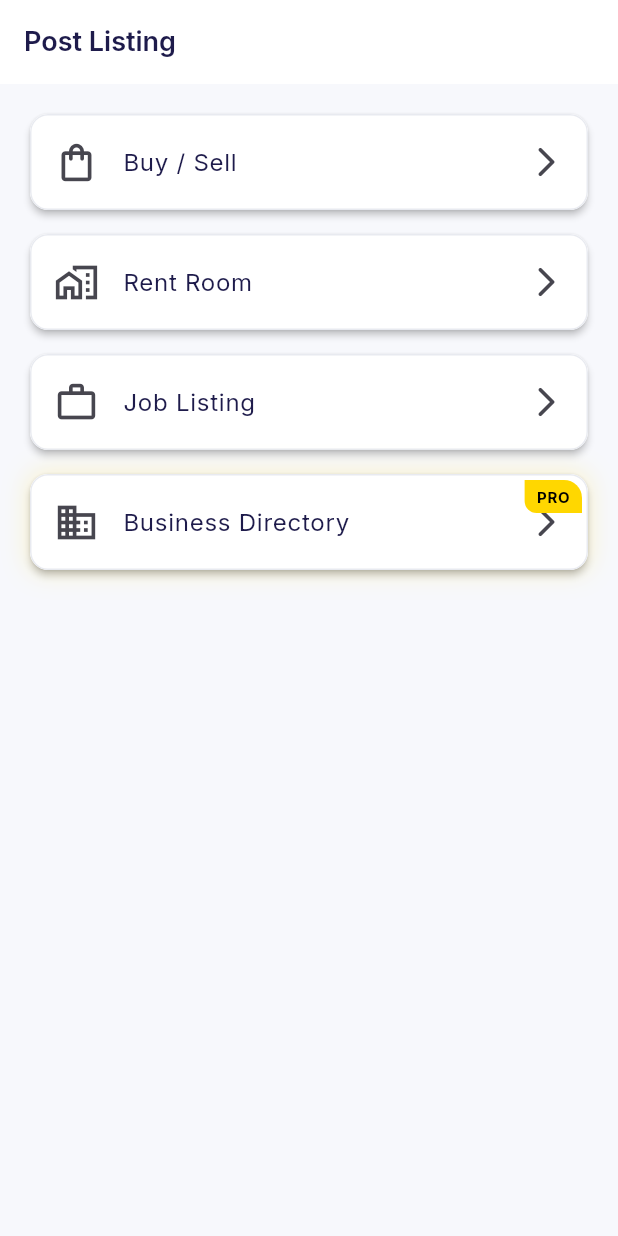
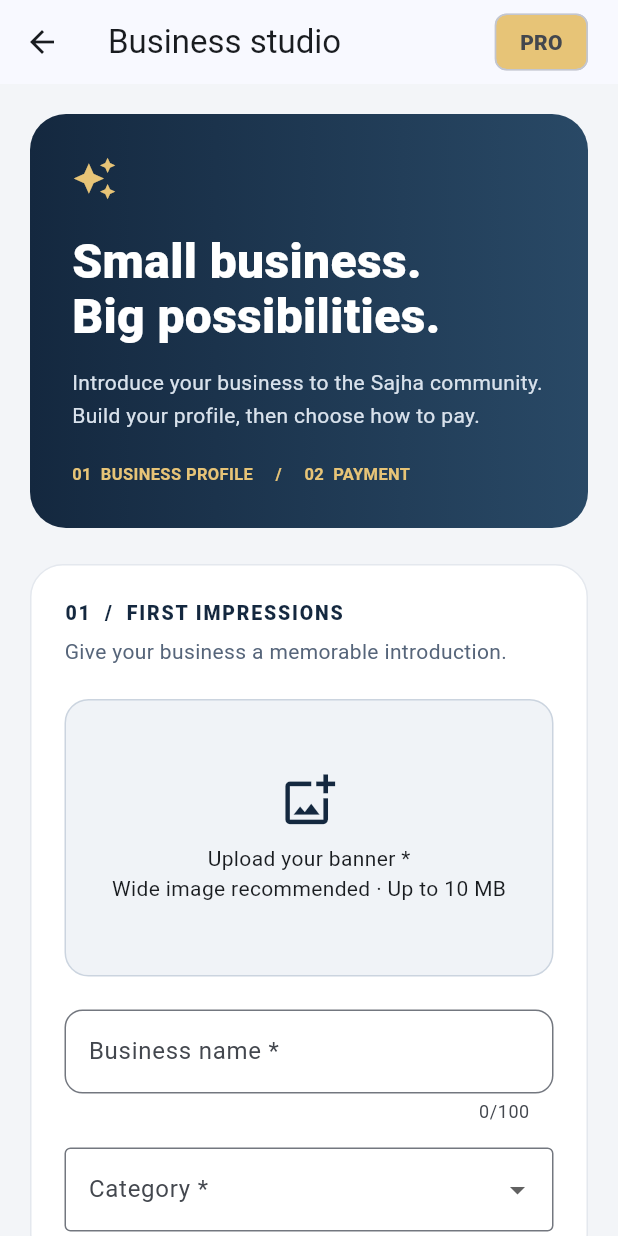
Before and after one commit to nippun5/sajha_app, a Flutter app: the PostListingScreen screen opened by its route, after a tap on "Business Directory", on a phone screen of 412 x 824 dp. Run offline on Flutter 3.47's test engine with Material 3 defaults, Android fonts, the phone set to English and light mode, and no system bars; our stand-ins replace flutter_native_splash, go_router, google_fonts, google_maps_flutter, image_picker, timeago.

Commit message:
added Business payment screen | businses_checkout_api | post_business_screen

```diff
--- /dev/null
+++ b/lib/features/post_listing/business_checkout_api.dart
@@ -0,0 +1,110 @@
+import 'dart:convert';
+import 'package:http/http.dart' as http;
+import 'package:image_picker/image_picker.dart';
+
+/// Configure once after login. Tokens are read again for every request.
+/// The server owns pricing, payment verification, and publication.
+class BusinessCheckoutApi {
+  static BusinessCheckoutApi? instance;
+  BusinessCheckoutApi({required this.baseUrl, required this.accessToken});
+  final Uri baseUrl;
+  final Future<String> Function() accessToken;
+
+  Uri _url(String path) {
+    if (baseUrl.scheme != 'https') {
+      throw StateError('Business checkout requires HTTPS.');
+    }
+    return baseUrl.resolve(path);
+  }
+
+  Future<Map<String, String>> _headers() async => {
+    'Authorization': 'Bearer ${await accessToken()}',
+    'Accept': 'application/json',
+  };
+
+  Map<String, dynamic> _decode(http.Response response) {
+    if (response.statusCode < 200 || response.statusCode >= 300) {
+      throw StateError('Request failed (${response.statusCode}). Please try again.');
+    }
+    return jsonDecode(response.body) as Map<String, dynamic>;
+  }
+
+  Future<Map<String, dynamic>> createDraft(
+    Map<String, dynamic> business, XFile banner, String requestId,
+  ) async {
+    final request = http.MultipartRequest('POST', _url('business/drafts'));
+    request.headers.addAll(await _headers());
+    request.headers['Idempotency-Key'] = requestId;
+    request.fields['business'] = jsonEncode(business);
+    request.files.add(http.MultipartFile.fromBytes(
+      'banner', await banner.readAsBytes(), filename: banner.name,
+    ));
+    final response = await request.send().timeout(const Duration(seconds: 45));
+    return _decode(await http.Response.fromStream(response));
+  }
+
+  Future<Map<String, dynamic>> status(String draftId) async => _decode(
+    await http.get(_url('business/drafts/${Uri.encodeComponent(draftId)}'),
+      headers: await _headers()).timeout(const Duration(seconds: 25)),
+  );
+
+  Future<Uri> checkout(String draftId, String method) async {
+    final result = _decode(await http.post(_url('business/checkout'),
+      headers: {...await _headers(), 'Content-Type': 'application/json'},
+      body: jsonEncode({'draftId': draftId, 'method': method}),
+    ).timeout(const Duration(seconds: 25)));
+    final uri = Uri.parse(result['checkoutUrl'] as String);
+    if (uri.scheme != 'https' || uri.host.isEmpty || uri.userInfo.isNotEmpty) {
+      throw StateError('Invalid checkout address.');
+    }
+    return uri;
+  }
+}
+
+class DummyBusinessCheckoutApi extends BusinessCheckoutApi {
+  DummyBusinessCheckoutApi()
+      : super(
+          baseUrl: Uri.parse('https://example.com/api/'),
+          accessToken: () async => 'dummy_demo_token',
+        );
+
+  bool _checkoutStarted = false;
+
+  @override
+  Future<Map<String, dynamic>> createDraft(
+    Map<String, dynamic> business,
+    XFile banner,
+    String requestId,
+  ) async {
+    await Future.delayed(const Duration(milliseconds: 600));
+    return {
+      'draftId': 'demo_draft_${DateTime.now().millisecondsSinceEpoch}',
+      'status': 'pending_payment',
+      'business': business,
+    };
+  }
+
+  @override
+  Future<Map<String, dynamic>> status(String draftId) async {
+    await Future.delayed(const Duration(milliseconds: 400));
+    // Returnscommon pricing/status fields for demo purposes.
+    // Once checkout() is called once, you can flip status to 'paid'/'published' if needed.
+    return {
+      'draftId': draftId,
+      'status': _checkoutStarted ? 'paid' : 'pending_payment',
+      'paid': _checkoutStarted,
+      'published': _checkoutStarted,
+      'amount': 49.99,
+      'price': '\$49.99',
+      'currency': 'USD',
+      'methods': ['card', 'stripe', 'paypal'],
+    };
+  }
+
+  @override
+  Future<Uri> checkout(String draftId, String method) async {
+    await Future.delayed(const Duration(milliseconds: 500));
+    _checkoutStarted = true;
+    return Uri.parse('https://example.com/demo-checkout?draftId=$draftId&method=$method');
+  }
+}
--- /dev/null
+++ b/lib/features/post_listing/post_business_screen.dart
@@ -0,0 +1,327 @@
+import 'dart:math';
+import 'dart:typed_data';
+import 'package:flutter/foundation.dart';
+import 'package:flutter/material.dart';
+import 'package:google_maps_flutter/google_maps_flutter.dart';
+import 'package:image_picker/image_picker.dart';
+import 'business_checkout_api.dart';
+import 'business_payment_screen.dart';
+
+const _navy = Color(0xFF14283F);
+const _gold = Color(0xFFE7C477);
+const _days = ['Monday', 'Tuesday', 'Wednesday', 'Thursday', 'Friday', 'Saturday', 'Sunday'];
+
+class _Hours {
+  String mode = 'open';
+  TimeOfDay start = const TimeOfDay(hour: 9, minute: 0);
+  TimeOfDay end = const TimeOfDay(hour: 17, minute: 0);
+  int get startMinutes => start.hour * 60 + start.minute;
+  int get endMinutes => end.hour * 60 + end.minute;
+  String _time(TimeOfDay t) => '${t.hour.toString().padLeft(2, '0')}:${t.minute.toString().padLeft(2, '0')}';
+  String get display => mode == 'closed' ? 'Closed' : mode == 'allDay' ? 'Open 24 hours'
+    : '${_time(start)} – ${_time(end)}${endMinutes < startMinutes ? ' (next day)' : ''}';
+  Map<String, dynamic> toJson() => {'mode': mode, if (mode == 'open') ...{
+    'opens': _time(start), 'closes': _time(end), 'closesNextDay': endMinutes < startMinutes,
+  }};
+}
+
+class PostBusinessScreen extends StatefulWidget {
+  const PostBusinessScreen({super.key});
+  @override
+  State<PostBusinessScreen> createState() => _PostBusinessScreenState();
+}
+
+class _PostBusinessScreenState extends State<PostBusinessScreen> {
+  final _form = GlobalKey<FormState>();
+  final _name = TextEditingController();
+  final _custom = TextEditingController();
+  final _address = TextEditingController();
+  final _phone = TextEditingController();
+  final _website = TextEditingController();
+  final _about = TextEditingController();
+  final _hours = List.generate(7, (_) => _Hours());
+  final _picker = ImagePicker();
+  final _requestId = List.generate(24, (_) => Random.secure().nextInt(256).toRadixString(16).padLeft(2, '0')).join();
+  String? _category;
+  XFile? _banner;
+  Uint8List? _bytes;
+  LatLng? _location;
+  bool _online = false;
+  bool _busy = false;
+  bool _picking = false;
+  bool _submitted = false;
+  String? _draftId;
+  String? _error;
+  bool _published = false;
+
+  @override
+  void initState() {
+    super.initState();
+    if (!kIsWeb && defaultTargetPlatform == TargetPlatform.android) _recoverImage();
+  }
+  Future<void> _recoverImage() async {
+    try {
+      final response = await _picker.retrieveLostData();
+      if (response.files?.isNotEmpty ?? false) await _setImage(response.files!.first);
+    } catch (_) {
+      if (mounted) setState(() => _error = 'Please select your banner again.');
+    }
+  }
+  @override
+  void dispose() {
+    for (final controller in [_name, _custom, _address, _phone, _website, _about]) {
+      controller.dispose();
+    }
+    super.dispose();
+  }
+  Future<void> _setImage(XFile image) async {
+    if (await image.length() > 10 * 1024 * 1024) {
+      throw StateError('Choose a banner smaller than 10 MB.');
+    }
+    final bytes = await image.readAsBytes();
+    if (mounted) setState(() { _banner = image; _bytes = bytes; _error = null; });
+  }
+  Future<void> _pickBanner() async {
+    setState(() => _picking = true);
+    try {
+      final image = await _picker.pickImage(source: ImageSource.gallery, maxWidth: 2400, imageQuality: 90);
+      if (image != null) await _setImage(image);
+    } catch (_) {
+      if (mounted) setState(() => _error = 'Could not load banner. Choose an image under 10 MB and allow photo access.');
+    } finally {
+      if (mounted) setState(() => _picking = false);
+    }
+  }
+  Future<void> _pickLocation() async {
+    final location = await Navigator.push<LatLng>(context, MaterialPageRoute(
+      builder: (_) => _BusinessMapPicker(initial: _location)));
+    if (mounted && location != null) setState(() => _location = location);
+  }
+  String? _required(String? value) => value == null || value.trim().isEmpty ? 'This field is required.' : null;
+  String _normalizedWebsite() {
+    final value = _website.text.trim();
+    return value.isEmpty || value.contains('://') ? value : 'https://$value';
+  }
+  Future<void> _continue() async {
+    FocusScope.of(context).unfocus();
+    setState(() { _submitted = true; _error = null; });
+    final valid = _form.currentState!.validate();
+    if (!valid || _banner == null || (!_online && _location == null) ||
+        _hours.any((h) => h.mode == 'open' && h.startMinutes == h.endMinutes)) {
+      setState(() => _error = 'Check the required fields, banner, map location and opening hours.');
+      return;
+    }
+    // final api = BusinessCheckoutApi.instance;
+    final api = BusinessCheckoutApi.instance ?? DummyBusinessCheckoutApi();
+    // if (api == null) {
+    //   setState(() => _error = 'Business payments are not available yet. Please try again later.');
+    //   return;
+    // }
+    setState(() => _busy = true);
+    try {
+      if (_draftId == null) {
+        final draft = await api.createDraft({
+          'name': _name.text.trim(), 'category': _category == 'Other' ? _custom.text.trim() : _category,
+          'onlineOnly': _online, 'address': _online ? '' : _address.text.trim(),
+          'latitude': _online ? null : _location?.latitude,
+          'longitude': _online ? null : _location?.longitude,
+          'phone': _phone.text.trim(), 'website': _normalizedWebsite(),
+          'description': _about.text.trim(),
+          'openingHours': {for (var i = 0; i < 7; i++) _days[i]: _hours[i].display},
+          'openingHoursStructured': {for (var i = 0; i < 7; i++) _days[i]: _hours[i].toJson()},
+        }, _banner!, _requestId);
+        _draftId = draft['draftId'] as String;
+      }
+      if (!mounted) return;
+      final result = await Navigator.push<bool>(context, MaterialPageRoute(builder: (_) =>
+        BusinessPaymentScreen(api: api, draftId: _draftId!, businessName: _name.text.trim())));
+      if (!mounted) return;
+      if (result == true) {
+        _published = true;
+        await showDialog<void>(context: context, barrierDismissible: false, builder: (dialogContext) => AlertDialog(
+          icon: const Icon(Icons.check_circle, color: Colors.green, size: 48),
+          title: const Text('Your business is live!'),
+          content: const Text('Your Pro listing is now in the Business Directory.'),
+          actions: [TextButton(onPressed: () => Navigator.pop(dialogContext), child: const Text('Done'))]));
+        if (mounted) Navigator.pop(context, true);
+      }
+    } catch (_) {
+      if (mounted) setState(() => _error = 'Could not save your listing. Check your connection and retry.');
+    } finally {
+      if (mounted) setState(() => _busy = false);
+    }
+  }
+
+  Widget _section(String number, String title, String subtitle, List<Widget> children) => Container(
+    margin: const EdgeInsets.only(bottom: 18), padding: const EdgeInsets.all(22),
+    decoration: BoxDecoration(color: Colors.white, borderRadius: BorderRadius.circular(22),
+      border: Border.all(color: const Color(0xFFE4E8EE))),
+    child: Column(crossAxisAlignment: CrossAxisAlignment.start, children: [
+      Text('$number  /  ${title.toUpperCase()}', style: const TextStyle(
+        fontSize: 13, letterSpacing: 1.2, fontWeight: FontWeight.w800, color: _navy)),
+      const SizedBox(height: 6), Text(subtitle, style: const TextStyle(color: Color(0xFF56657A))),
+      const SizedBox(height: 22), ...children,
+    ]));
+
+  Widget _field(TextEditingController controller, String label, {bool required = false,
+    int lines = 1, int? maxLength, TextInputType? keyboard, String? Function(String?)? validator}) => Padding(
+      padding: const EdgeInsets.only(bottom: 16), child: TextFormField(
+        controller: controller, minLines: lines, maxLines: lines, maxLength: maxLength,
+        keyboardType: keyboard, validator: validator ?? (required ? _required : null),
+        decoration: InputDecoration(labelText: '$label${required ? ' *' : ''}',
+          border: OutlineInputBorder(borderRadius: BorderRadius.circular(12))),
+      ));
+
+  Widget _hoursRow(int index) {
+    final h = _hours[index];
+    Future<void> pick(bool opening) async {
+      final value = await showTimePicker(context: context, initialTime: opening ? h.start : h.end);
+      if (mounted && value != null) setState(() { if (opening) { h.start = value; } else { h.end = value; } });
+    }
+    return Padding(padding: const EdgeInsets.only(bottom: 16), child: Column(
+      crossAxisAlignment: CrossAxisAlignment.start, children: [
+        Row(children: [Expanded(child: Text(_days[index], style: const TextStyle(fontWeight: FontWeight.w600))),
+          DropdownButton<String>(value: h.mode, items: const [
+            DropdownMenuItem(value: 'open', child: Text('Open')),
+            DropdownMenuItem(value: 'closed', child: Text('Closed')),
+            DropdownMenuItem(value: 'allDay', child: Text('24 hours')),
+          ], onChanged: (value) => setState(() => h.mode = value!))]),
+        if (h.mode == 'open') ...[
+          Wrap(spacing: 12, runSpacing: 8, children: [
+            OutlinedButton(onPressed: () => pick(true), child: Text('Opens  ${h.start.format(context)}')),
+            OutlinedButton(onPressed: () => pick(false), child: Text('Closes  ${h.end.format(context)}')),
+          ]),
+          if (h.endMinutes < h.startMinutes) const Text('Closes the next day', style: TextStyle(color: Color(0xFF56657A))),
+          if (_submitted && h.endMinutes == h.startMinutes)
+            const Text('Choose different times or select 24 hours.', style: TextStyle(color: Colors.red)),
+        ],
+      ]));
+  }
+
+  @override
+  Widget build(BuildContext context) {
+    final locked = _busy || _draftId != null;
+    return Theme(data: ThemeData(useMaterial3: true, brightness: Brightness.light,
+      colorScheme: ColorScheme.fromSeed(seedColor: _navy), scaffoldBackgroundColor: const Color(0xFFF3F5F8)),
+      child: Scaffold(
+        appBar: AppBar(title: const Text('Business studio'), actions: const [
+          Padding(padding: EdgeInsets.only(right: 20), child: Chip(backgroundColor: _gold,
+            label: Text('PRO', style: TextStyle(fontWeight: FontWeight.w800))))]),
+        body: SafeArea(child: Center(child: ConstrainedBox(constraints: const BoxConstraints(maxWidth: 760),
+          child: Form(key: _form, child: ListView(padding: const EdgeInsets.all(20), children: [
+            Container(padding: const EdgeInsets.all(28), margin: const EdgeInsets.only(bottom: 24),
+              decoration: BoxDecoration(gradient: const LinearGradient(colors: [_navy, Color(0xFF294966)]),
+                borderRadius: BorderRadius.circular(24)),
+              child: const Column(crossAxisAlignment: CrossAxisAlignment.start, children: [
+                Icon(Icons.auto_awesome, color: _gold, size: 30), SizedBox(height: 22),
+                Text('Small business.\nBig possibilities.', style: TextStyle(color: Colors.white,
+                  fontSize: 32, fontWeight: FontWeight.w800, height: 1.15)),
+                SizedBox(height: 14), Text('Introduce your business to the Sajha community.\n'
+                  'Build your profile, then choose how to pay.', style: TextStyle(color: Color(0xFFD9E2EC), height: 1.6)),
+                SizedBox(height: 20), Text('01  BUSINESS PROFILE     /     02  PAYMENT',
+                  style: TextStyle(color: _gold, fontSize: 11, fontWeight: FontWeight.bold)),
+              ])),
+            if (_draftId != null) const Padding(padding: EdgeInsets.only(bottom: 16), child: Text(
+              'Your profile is saved for checkout. Continue below to resume payment.')),
+            AbsorbPointer(absorbing: locked, child: Column(children: [
+              _section('01', 'First impressions', 'Give your business a memorable introduction.', [
+                InkWell(onTap: _picking ? null : _pickBanner, borderRadius: BorderRadius.circular(16),
+                  child: Container(height: 185, width: double.infinity,
+                    decoration: BoxDecoration(color: const Color(0xFFF0F3F7), borderRadius: BorderRadius.circular(16),
+                      border: Border.all(color: _submitted && _banner == null ? Colors.red : const Color(0xFFCBD4DF))),
+                    clipBehavior: Clip.antiAlias,
+                    child: _bytes == null ? Column(mainAxisAlignment: MainAxisAlignment.center, children: [
+                      const Icon(Icons.add_photo_alternate_outlined, size: 38, color: _navy),
+                      const SizedBox(height: 10), Text(_picking ? 'Loading banner…' : 'Upload your banner *'),
+                      const Text('Wide image recommended · Up to 10 MB'),
+                    ]) : Image.memory(_bytes!, fit: BoxFit.cover,
+                      errorBuilder: (_, __, ___) => const Center(child: Text('Image unavailable. Tap to replace.'))))),
+                if (_bytes != null) TextButton.icon(onPressed: _picking ? null : _pickBanner,
+                  icon: const Icon(Icons.edit_outlined), label: const Text('Replace banner')),
+                const SizedBox(height: 22),
+                _field(_name, 'Business name', required: true, maxLength: 100),
+                DropdownButtonFormField<String>(value: _category, isExpanded: true,
+                  decoration: const InputDecoration(labelText: 'Category *', border: OutlineInputBorder()),
+                  items: const ['Restaurant & cafe', 'Grocery & retail', 'Beauty & wellness', 'Home services',
+                    'Professional services', 'Education', 'Travel & transport', 'Technology', 'Other']
+                    .map((c) => DropdownMenuItem(value: c, child: Text(c == 'Other' ? 'Other — enter your own' : c))).toList(),
+                  validator: _required, onChanged: (value) => setState(() => _category = value)),
+                if (_category == 'Other') ...[const SizedBox(height: 16), _field(_custom, 'Custom category', required: true, maxLength: 60)],
+              ]),
+              _section('02', 'Where to find you', 'Pin your storefront or offer your services online.', [
+                SwitchListTile(contentPadding: EdgeInsets.zero, title: const Text('Online-only business'),
+                  subtitle: const Text('No physical location required'), value: _online,
+                  onChanged: (value) => setState(() => _online = value)),
+                if (!_online) ...[
+                  _field(_address, 'Street address / location label', required: true, maxLength: 250),
+                  OutlinedButton.icon(onPressed: _pickLocation, icon: const Icon(Icons.map_outlined),
+                    label: Text(_location == null ? 'Choose precise location *' : 'Adjust map pin')),
+                  if (_location != null) Text('${_location!.latitude.toStringAsFixed(6)}, ${_location!.longitude.toStringAsFixed(6)}'),
+                  if (_submitted && _location == null) const Text('Please choose a map pin.', style: TextStyle(color: Colors.red)),
+                ],
+              ]),
+              _section('03', 'Make connections', 'Help customers get in touch and learn your story.', [
+                _field(_phone, 'Contact number', required: true, keyboard: TextInputType.phone, validator: (value) {
+                  if (_required(value) != null) return 'Enter a contact number.';
+                  final cleaned = value!.replaceAll(RegExp(r'[\s().-]'), '');
+                  return RegExp(r'^\+?[0-9]{7,15}$').hasMatch(cleaned) ? null : 'Enter 7–15 digits, with an optional country code.';
+                }),
+                _field(_website, 'Website (optional)', keyboard: TextInputType.url, validator: (value) {
+                  if (value == null || value.trim().isEmpty) return null;
+                  final uri = Uri.tryParse(_normalizedWebsite());
+                  return uri != null && ['http', 'https'].contains(uri.scheme) && uri.host.contains('.') &&
+                    uri.userInfo.isEmpty && !uri.toString().contains(' ') ? null : 'Enter a valid website address.';
+                }),
+                _field(_about, 'About your business', required: true, lines: 5, maxLength: 3000),
+              ]),
+              _section('04', 'Opening hours', 'Set each day in the business’s local time.', [
+                TextButton.icon(onPressed: () => setState(() {
+                  for (final h in _hours.skip(1)) { h.mode = _hours.first.mode; h.start = _hours.first.start; h.end = _hours.first.end; }
+                }), icon: const Icon(Icons.copy_all_outlined), label: const Text('Apply Monday to every day')),
+                for (var i = 0; i < 7; i++) _hoursRow(i),
+              ]),
+            ])),
+            if (_error != null) Padding(padding: const EdgeInsets.only(bottom: 16),
+              child: Text(_error!, style: const TextStyle(color: Colors.red))),
+            FilledButton.icon(onPressed: _busy || _picking || _published ? null : _continue,
+              style: FilledButton.styleFrom(backgroundColor: _navy, padding: const EdgeInsets.all(20)),
+              icon: const Icon(Icons.arrow_forward),
+              label: Text(_busy ? 'Please wait…' : _draftId == null ? 'Continue to payment' : 'Resume payment')),
+            const SizedBox(height: 12), const Text('Pro is a paid listing. Review the price before paying.\n'
+              'Your business will not be published until payment is confirmed.', textAlign: TextAlign.center),
+            const SizedBox(height: 24),
+          ])),
+        ))),
+      ),
+    );
+  }
+}
+
+class _BusinessMapPicker extends StatefulWidget {
+  const _BusinessMapPicker({this.initial});
+  final LatLng? initial;
+  @override
+  State<_BusinessMapPicker> createState() => _BusinessMapPickerState();
+}
+class _BusinessMapPickerState extends State<_BusinessMapPicker> {
+  LatLng? _pin;
+  @override
+  void initState() { super.initState(); _pin = widget.initial; }
+  @override
+  Widget build(BuildContext context) => Scaffold(
+    appBar: AppBar(title: const Text('Pin your business')),
+    body: Column(children: [
+      const Padding(padding: EdgeInsets.all(16), child: Text('Zoom to your business and tap the map. Drag the pin to fine-tune.')),
+      Expanded(child: GoogleMap(
+        initialCameraPosition: CameraPosition(target: _pin ?? const LatLng(39.5, -98.35), zoom: _pin == null ? 3 : 17),
+        onTap: (point) => setState(() => _pin = point),
+        markers: {if (_pin != null) Marker(markerId: const MarkerId('business'), position: _pin!, draggable: true,
+          onDragEnd: (point) => setState(() => _pin = point))},
+        myLocationButtonEnabled: false, mapToolbarEnabled: false,
+      )),
+      SafeArea(top: false, child: Padding(padding: const EdgeInsets.all(16), child: SizedBox(width: double.infinity,
+        child: FilledButton(onPressed: _pin == null ? null : () => Navigator.pop(context, _pin),
+          child: const Text('Use this location'))))),
+    ]),
+  );
+}
--- a/lib/features/post_listing/post_listing_screen.dart
+++ b/lib/features/post_listing/post_listing_screen.dart
@@ -1,4 +1,5 @@
 import 'package:flutter/material.dart';
+import 'package:sajha_app/features/post_listing/post_business_screen.dart';
 import 'package:sajha_app/features/post_listing/post_job_screen.dart';
 import 'package:sajha_app/features/post_listing/post_rent_room_screen.dart';
 import 'post_buysell_screen.dart';
@@ -83,7 +84,10 @@ Stack(
         title: 'Business Directory',
         icon: Icons.business,
         onTap: () {
-          // Navigator.push(...);
+          Navigator.push(   context,
+                  MaterialPageRoute(
+                    builder: (context) => const PostBusinessScreen(),
+                  ),);
         },
       ),
     ),
--- a/pubspec.yaml
+++ b/pubspec.yaml
@@ -25,6 +25,7 @@ dependencies:
   flutter_native_splash: ^2.4.0
   url_launcher: ^6.3.1
   image_picker: ^1.1.2
+  google_maps_flutter: ^2.12.3
 
 dev_dependencies:
   flutter_test:
```
Also changed, not shown: lib/features/post_listing/business_payment_screen.dart (added, +126 -0 lines), pubspec.lock, 3 other files.
